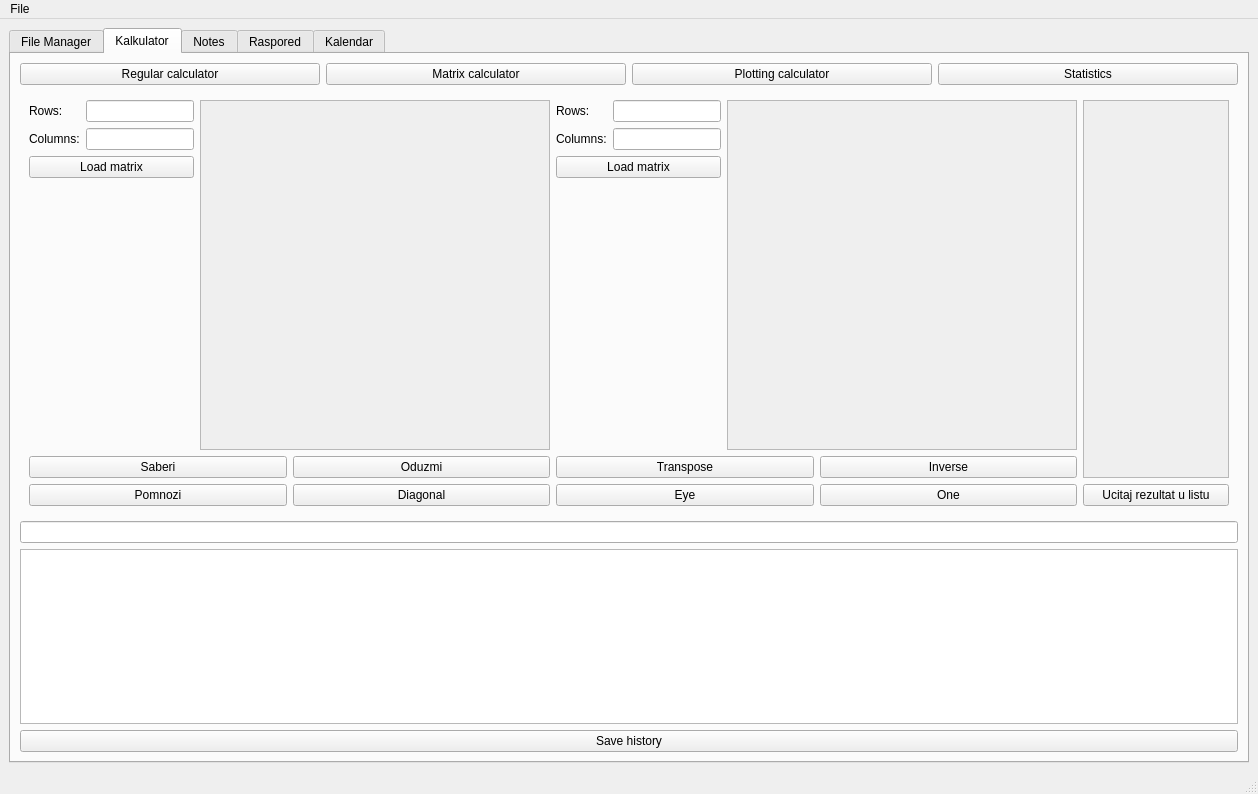
This is matfHub/mainwindow.ui in milalukic/matfHub as Qt 5 draws it before an edit. The edited form follows.
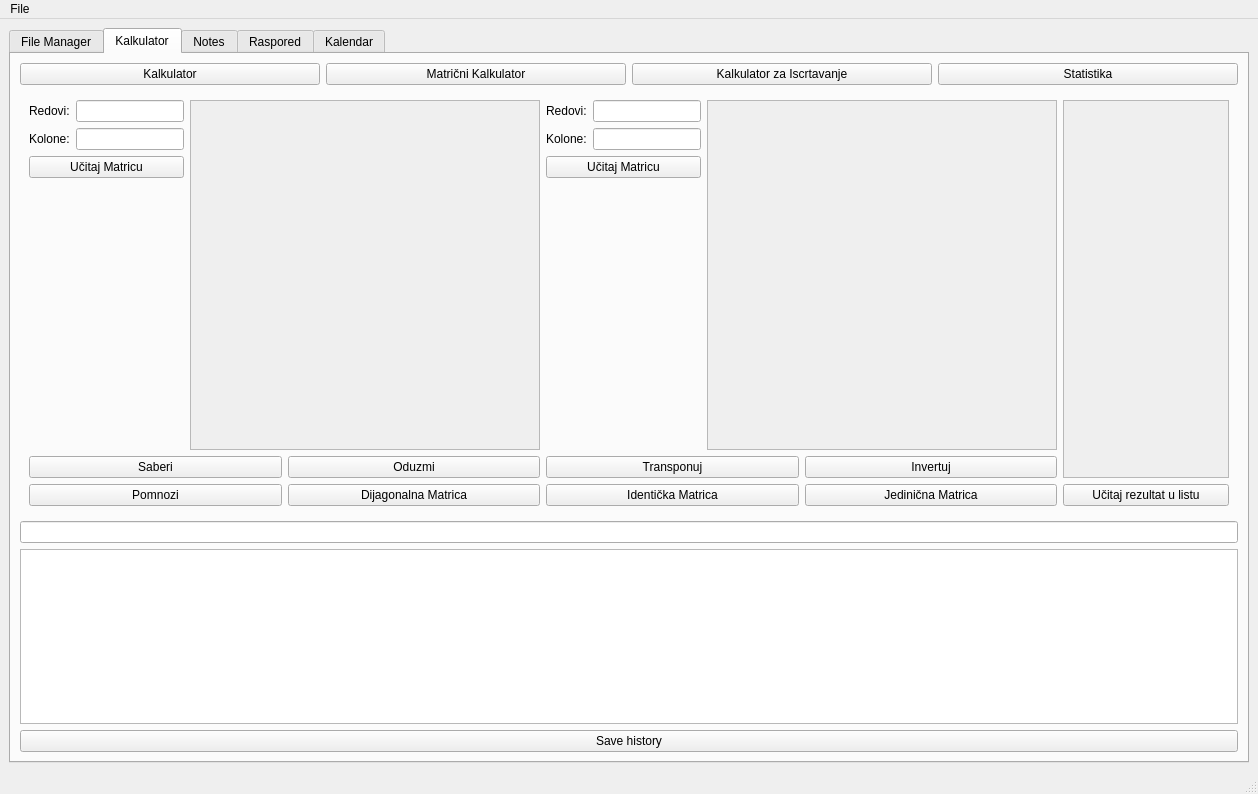
This is the edited form. The open tabs and pages were chosen to show the change. Icons and pictures are not drawn. Custom widgets are drawn as their Qt base class.

Commit message: kalkulator preveden na srpski.

What changed in the file:
```diff
--- a/matfHub/mainwindow.ui
+++ b/matfHub/mainwindow.ui
@@ -1933,28 +1933,28 @@
           <item>
            <widget class="QPushButton" name="pbChangeRegular">
             <property name="text">
-             <string>Regular calculator</string>
+             <string>Kalkulator</string>
             </property>
            </widget>
           </item>
           <item>
            <widget class="QPushButton" name="pbChangeMatrix">
             <property name="text">
-             <string>Matrix calculator</string>
+             <string>Matrični Kalkulator</string>
             </property>
            </widget>
           </item>
           <item>
            <widget class="QPushButton" name="pbChangePlot">
             <property name="text">
-             <string>Plotting calculator</string>
+             <string>Kalkulator za Iscrtavanje</string>
             </property>
            </widget>
           </item>
           <item>
            <widget class="QPushButton" name="pbChangeStat">
             <property name="text">
-             <string>Statistics</string>
+             <string>Statistika</string>
             </property>
            </widget>
           </item>
@@ -1995,7 +1995,7 @@
                     <item row="1" column="0">
                      <widget class="QLabel" name="lbM1cols">
                       <property name="text">
-                       <string>Columns:</string>
+                       <string>Kolone:</string>
                       </property>
                      </widget>
                     </item>
@@ -2005,7 +2005,7 @@
                     <item row="0" column="0">
                      <widget class="QLabel" name="lbM1rows">
                       <property name="text">
-                       <string>Rows:</string>
+                       <string>Redovi:</string>
                       </property>
                      </widget>
                     </item>
@@ -2018,7 +2018,7 @@
                        </size>
                       </property>
                       <property name="text">
-                       <string>Load matrix</string>
+                       <string>Učitaj Matricu</string>
                       </property>
                      </widget>
                     </item>
@@ -2054,7 +2054,7 @@
                   <item row="0" column="0">
                    <widget class="QLabel" name="lbM2rows">
                     <property name="text">
-                     <string>Rows:</string>
+                     <string>Redovi:</string>
                     </property>
                    </widget>
                   </item>
@@ -2064,7 +2064,7 @@
                   <item row="1" column="0">
                    <widget class="QLabel" name="lbM2cols">
                     <property name="text">
-                     <string>Columns:</string>
+                     <string>Kolone:</string>
                     </property>
                    </widget>
                   </item>
@@ -2080,7 +2080,7 @@
                      </size>
                     </property>
                     <property name="text">
-                     <string>Load matrix</string>
+                     <string>Učitaj Matricu</string>
                     </property>
                    </widget>
                   </item>
@@ -2103,7 +2103,7 @@
                      <x>0</x>
                      <y>0</y>
                      <width>348</width>
-                     <height>348</height>
+                     <height>350</height>
                     </rect>
                    </property>
                   </widget>
@@ -2132,7 +2132,7 @@
                   <item row="1" column="1">
                    <widget class="QPushButton" name="pbMatrixDiagonal">
                     <property name="text">
-                     <string>Diagonal</string>
+                     <string>Dijagonalna Matrica</string>
                     </property>
                    </widget>
                   </item>
@@ -2150,28 +2150,28 @@
                   <item row="0" column="0">
                    <widget class="QPushButton" name="pbMatrixTranspose">
                     <property name="text">
-                     <string>Transpose</string>
+                     <string>Transponuj</string>
                     </property>
                    </widget>
                   </item>
                   <item row="0" column="1">
                    <widget class="QPushButton" name="pbMatrixInverse">
                     <property name="text">
-                     <string>Inverse</string>
+                     <string>Invertuj</string>
                     </property>
                    </widget>
                   </item>
                   <item row="1" column="0">
                    <widget class="QPushButton" name="pbMatrixEye">
                     <property name="text">
-                     <string>Eye</string>
+                     <string>Identička Matrica</string>
                     </property>
                    </widget>
                   </item>
                   <item row="1" column="1">
                    <widget class="QPushButton" name="pbMatrixOne">
                     <property name="text">
-                     <string>One</string>
+                     <string>Jedinična Matrica</string>
                     </property>
                    </widget>
                   </item>
@@ -2193,8 +2193,8 @@
                   <rect>
                    <x>0</x>
                    <y>0</y>
-                   <width>20</width>
-                   <height>20</height>
+                   <width>128</width>
+                   <height>385</height>
                   </rect>
                  </property>
                  <layout class="QVBoxLayout" name="verticalLayout_7">
@@ -2208,7 +2208,7 @@
               <item>
                <widget class="QPushButton" name="pbSaveMatrix">
                 <property name="text">
-                 <string>Ucitaj rezultat u listu</string>
+                 <string>Učitaj rezultat u listu</string>
                 </property>
                </widget>
               </item>
```
Left out of the diff: 55 changed lines with no effect on the pictures. The commit also changes 1 other file.
